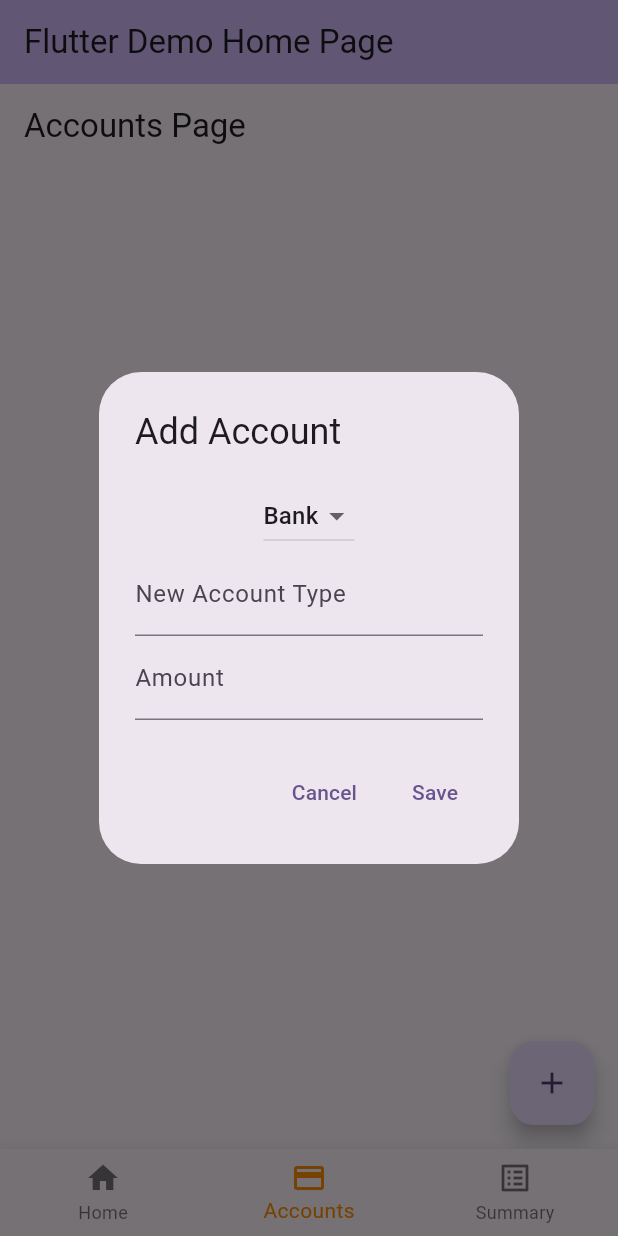
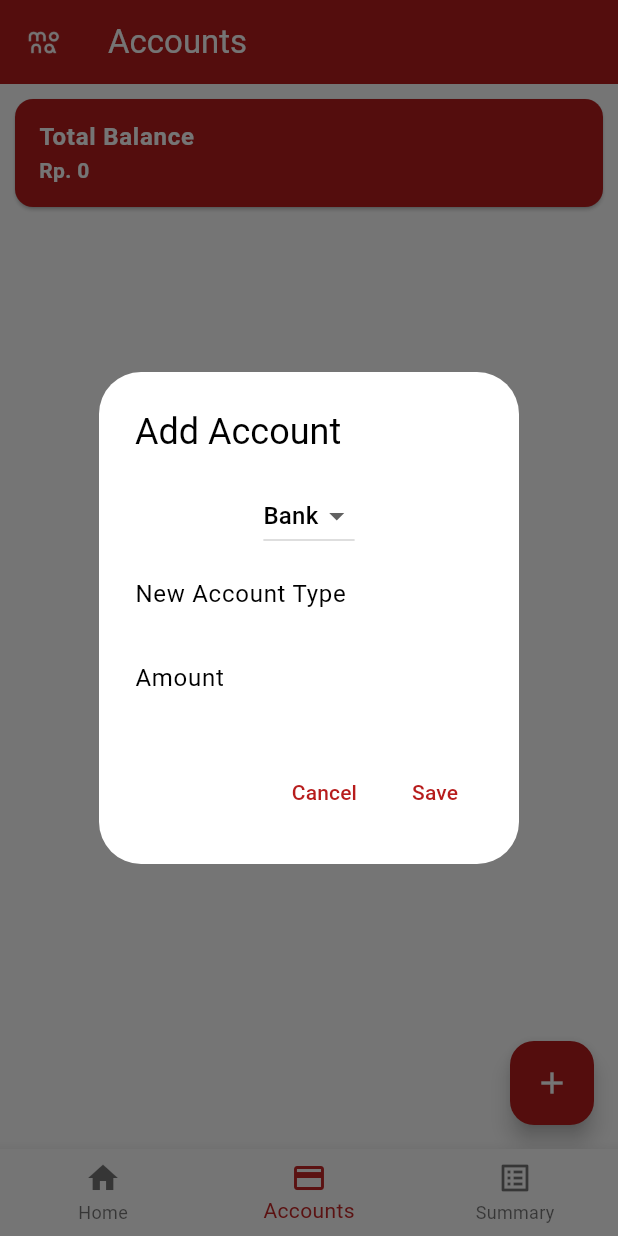
Before and after one commit to arsyadal/monaapp, a Flutter app: the screen it shows after launch, item 2 of the bottom bar chosen, after a tap on the "add" icon, on a phone screen of 412 x 824 dp. Run offline on Flutter 3.47's test engine with Material 3 defaults, Android fonts, the phone set to English and light mode, and no system bars; our stand-ins replace fl_chart, hive, hive_flutter, sqflite; missing offline and left inert: dart:html, excel; accounts and stored records are empty.

Commit message:
change theme

```diff
--- a/lib/accounts_page.dart
+++ b/lib/accounts_page.dart
@@ -2,6 +2,7 @@ import 'package:flutter/material.dart';
 import 'package:flutter/services.dart'; // Impor untuk TextInputFormatter dan FilteringTextInputFormatter
 import 'package:intl/intl.dart'; // Impor untuk NumberFormat
 import 'package:hive/hive.dart';
+import 'package:hive_flutter/hive_flutter.dart';
 
 class AccountsPage extends StatefulWidget {
   const AccountsPage({super.key});
@@ -14,24 +15,26 @@ class _AccountsPageState extends State<AccountsPage> {
   String _selectedAccountType = 'Bank'; // Default account type
   final TextEditingController _amountController = TextEditingController();
   final TextEditingController _newAccountTypeController = TextEditingController();
-  final List<Map<String, String>> _accounts = []; // Daftar untuk menyimpan data akun
   final Box _transactionBox = Hive.box('transactions');
   final Box _accountBox = Hive.box('accounts');
   final List<String> _accountTypes = ['Bank', 'Cash']; // Daftar jenis akun yang tersedia
 
+  final NumberFormat _numberFormat = NumberFormat('#,##0', 'en_US'); // Format untuk menambahkan koma setiap tiga angka
+
   @override
   void initState() {
     super.initState();
-    _loadAccounts();
+    _amountController.addListener(_formatAmount);
   }
 
-  Future<void> _loadAccounts() async {
-    final data = _accountBox.values.toList();
-    setState(() {
-      _accounts.clear();
-      _accounts.addAll(data.cast<Map<String, String>>());
-      print('Accounts loaded: $_accounts'); // Log untuk memastikan data dimuat
-    });
+  void _formatAmount() {
+    String text = _amountController.text.replaceAll(',', '');
+    if (text.isNotEmpty) {
+      _amountController.value = _amountController.value.copyWith(
+        text: _numberFormat.format(int.parse(text)),
+        selection: TextSelection.collapsed(offset: _numberFormat.format(int.parse(text)).length),
+      );
+    }
   }
 
   void _showAddAccountDialog() {
@@ -100,23 +103,19 @@ class _AccountsPageState extends State<AccountsPage> {
                   child: const Text('Save'),
                   onPressed: () async {
                     final amount = int.parse(_amountController.text.replaceAll(',', ''));
-                    final existingAccountIndex = _accounts.indexWhere((account) => account['type'] == _selectedAccountType);
+                    final existingAccountIndex = _accountBox.values.toList().indexWhere((account) => account['type'] == _selectedAccountType);
 
                     if (existingAccountIndex != -1) {
                       // Akumulasi jumlah jika akun sudah ada
-                      setState(() {
-                        _accounts[existingAccountIndex]['amount'] = (int.parse(_accounts[existingAccountIndex]['amount']!) + amount).toString();
-                      });
-                      await _accountBox.putAt(existingAccountIndex, _accounts[existingAccountIndex]);
+                      final existingAccount = _accountBox.getAt(existingAccountIndex);
+                      existingAccount['amount'] = (int.parse(existingAccount['amount']) + amount).toString();
+                      await _accountBox.putAt(existingAccountIndex, existingAccount);
                     } else {
                       // Tambahkan akun baru jika belum ada
                       final account = {
                         'type': _selectedAccountType,
                         'amount': amount.toString(),
                       };
-                      setState(() {
-                        _accounts.add(account);
-                      });
                       await _accountBox.add(account);
                     }
 
@@ -135,6 +134,11 @@ class _AccountsPageState extends State<AccountsPage> {
                     print('Transaction saved: $transaction'); // Log untuk memastikan data disimpan
 
                     Navigator.of(context).pop();
+
+                    // Tampilkan SnackBar
+                    ScaffoldMessenger.of(context).showSnackBar(
+                      const SnackBar(content: Text('Account successfully created!')),
+                    );
                   },
                 ),
               ],
@@ -145,22 +149,62 @@ class _AccountsPageState extends State<AccountsPage> {
     );
   }
 
+  int _calculateTotalBalance(Box accountBox) {
+    int total = 0;
+    for (var account in accountBox.values) {
+      total += int.parse(account['amount'].replaceAll(',', ''));
+    }
+    return total;
+  }
+
   @override
   Widget build(BuildContext context) {
     return Scaffold(
-      appBar: AppBar(
-        title: const Text('Accounts Page'),
-      ),
-      body: ListView.builder(
-        itemCount: _accounts.length,
-        itemBuilder: (context, index) {
-          final account = _accounts[index];
-          return ListTile(
-            title: Text('${account['type']} - ${account['amount']}'),
+      body: ValueListenableBuilder(
+        valueListenable: _accountBox.listenable(),
+        builder: (context, Box accountBox, _) {
+          final totalBalance = _calculateTotalBalance(accountBox);
+          final formattedTotalBalance = _numberFormat.format(totalBalance);
+
+          return Column(
+            children: [
+              Card(
+                color: Colors.red[900], // Background merah
+                margin: const EdgeInsets.all(10),
+                child: ListTile(
+                  title: const Text(
+                    'Total Balance',
+                    style: TextStyle(
+                      color: Colors.white, // Warna teks putih
+                      fontWeight: FontWeight.bold, // Teks tebal
+                    ),
+                  ),
+                  subtitle: Text(
+                    'Rp. $formattedTotalBalance',
+                    style: const TextStyle(
+                      color: Colors.white, // Warna teks putih
+                      fontWeight: FontWeight.bold, // Teks tebal
+                    ),
+                  ),
+                ),
+              ),
+              Expanded(
+                child: ListView.builder(
+                  itemCount: accountBox.length,
+                  itemBuilder: (context, index) {
+                    final account = accountBox.getAt(index);
+                    return ListTile(
+                      title: Text('${account['type']} - ${_numberFormat.format(int.parse(account['amount']))}'),
+                    );
+                  },
+                ),
+              ),
+            ],
           );
         },
       ),
       floatingActionButton: FloatingActionButton(
+        backgroundColor: Colors.red[900], // Warna tombol plus merah pekat
         onPressed: _showAddAccountDialog,
         tooltip: 'Add Account',
         child: const Icon(Icons.add),
--- a/lib/main.dart
+++ b/lib/main.dart
@@ -4,6 +4,7 @@ import 'package:intl/intl.dart'; // Impor untuk NumberFormat
 import 'package:hive/hive.dart';
 import 'package:hive_flutter/hive_flutter.dart';
 import 'package:path_provider/path_provider.dart'; // Impor untuk path_provider
+import 'splash_screen.dart'; // Impor SplashScreen
 import 'accounts_page.dart'; // Impor AccountsPage
 import 'summary_page.dart'; // Impor SummaryPage
 
@@ -24,12 +25,24 @@ class MyApp extends StatelessWidget {
   @override
   Widget build(BuildContext context) {
     return MaterialApp(
-      title: 'Flutter Demo',
+      title: 'MONA',
       theme: ThemeData(
-        colorScheme: ColorScheme.fromSeed(seedColor: Colors.deepPurple),
-        useMaterial3: true,
+        primaryColor: Colors.red[900], // Warna utama merah pekat
+        colorScheme: ColorScheme.fromSwatch().copyWith(
+          primary: Colors.red[900], // Warna utama merah pekat
+          secondary: Colors.white, // Warna aksen putih
+        ),
+        appBarTheme: AppBarTheme(
+          backgroundColor: Colors.red[900], // Warna AppBar merah pekat
+          foregroundColor: Colors.white, // Warna teks AppBar putih
+        ),
+        buttonTheme: ButtonThemeData(
+          buttonColor: Colors.red[900], // Warna tombol merah pekat
+          textTheme: ButtonTextTheme.primary, // Warna teks tombol putih
+        ),
       ),
-      home: const MyHomePage(title: 'Flutter Demo Home Page'),
+      home: const SplashScreen(), // Tampilkan SplashScreen terlebih dahulu
+      debugShowCheckedModeBanner: false, // Hilangkan banner debug
     );
   }
 }
@@ -44,7 +57,6 @@ class MyHomePage extends StatefulWidget {
 }
 
 class _MyHomePageState extends State<MyHomePage> {
-  int _counter = 0;
   int _selectedIndex = 0;
   final TextEditingController _dateController = TextEditingController();
   final TextEditingController _amountController = TextEditingController();
@@ -71,12 +83,6 @@ class _MyHomePageState extends State<MyHomePage> {
     _loadAccounts();
   }
 
-  void _incrementCounter() {
-    setState(() {
-      _counter++;
-    });
-  }
-
   void _onItemTapped(int index) {
     setState(() {
       _selectedIndex = index;
@@ -101,7 +107,7 @@ class _MyHomePageState extends State<MyHomePage> {
     final data = _transactionBox.values.toList();
     setState(() {
       _transactions.clear();
-      _transactions.addAll(data.cast<Map<String, String>>());
+      _transactions.addAll(data.map((item) => Map<String, String>.from(item as Map)));
       print(
           'Transactions loaded: $_transactions'); // Log untuk memastikan data dimuat
     });
@@ -110,6 +116,7 @@ class _MyHomePageState extends State<MyHomePage> {
   Future<void> _loadCategories() async {
     final data = _categoryBox.values.toList();
     setState(() {
+      _categories.clear();
       _categories.addAll(data.cast<String>());
       print(
           'Categories loaded: $_categories'); // Log untuk memastikan data dimuat
@@ -120,7 +127,7 @@ class _MyHomePageState extends State<MyHomePage> {
     final data = _accountBox.values.toList();
     setState(() {
       _accounts.clear();
-      _accounts.addAll(data.cast<Map<String, String>>().map((account) => account['type']!));
+      _accounts.addAll(data.map((item) => (item as Map)['type'] as String));
       print(
           'Accounts loaded: $_accounts'); // Log untuk memastikan data dimuat
     });
@@ -293,6 +300,18 @@ class _MyHomePageState extends State<MyHomePage> {
                     await _transactionBox.add(transaction);
                     print(
                         'Transaction saved: $transaction'); // Log untuk memastikan data disimpan
+
+                    // Update account balance if the transaction is an expense
+                    if (_transactionType == 'Expense') {
+                      final accountIndex = _accountBox.values.toList().indexWhere((account) => account['type'] == _accountController.text);
+                      if (accountIndex != -1) {
+                        final account = _accountBox.getAt(accountIndex);
+                        final newAmount = int.parse(account['amount']) - int.parse(_amountController.text.replaceAll(',', ''));
+                        account['amount'] = newAmount.toString();
+                        await _accountBox.putAt(accountIndex, account);
+                      }
+                    }
+
                     await _loadTransactions(); // Muat ulang data setelah menyimpan transaksi baru
                     Navigator.of(context).pop();
                   },
@@ -314,14 +333,18 @@ class _MyHomePageState extends State<MyHomePage> {
             final transaction = _transactions[index];
             final color =
                 transaction['type'] == 'Expense' ? Colors.red : Colors.green;
-            return ListTile(
-              title: Text(
-                '${transaction['type']} - ${transaction['amount']}',
-                style: TextStyle(color: color),
+            return Card(
+              margin: const EdgeInsets.all(10),
+              child: ListTile(
+                title: Text(
+                  '${transaction['type']} - ${transaction['amount']}',
+                  style: TextStyle(color: color),
+                ),
+                subtitle: Text(
+                  '${transaction['date']} - ${transaction['category']} - ${transaction['account']}',
+                ),
+                trailing: Text(transaction['note'] ?? ''),
               ),
-              subtitle: Text(
-                  '${transaction['date']} - ${transaction['category']} - ${transaction['account']}'),
-              trailing: Text(transaction['note'] ?? ''),
             );
           },
         );
@@ -338,14 +361,23 @@ class _MyHomePageState extends State<MyHomePage> {
   Widget build(BuildContext context) {
     return Scaffold(
       appBar: AppBar(
-        backgroundColor: Theme.of(context).colorScheme.inversePrimary,
-        title: Text(widget.title),
+        leading: Padding(
+          padding: const EdgeInsets.all(8.0),
+          child: SizedBox(
+            width: 40, // Atur lebar gambar
+            height: 40, // Atur tinggi gambar
+            child: Image.asset('assets/images/logo.png'), // Tambahkan gambar di bagian kiri AppBar
+          ),
+        ),
+        backgroundColor: Theme.of(context).colorScheme.primary,
+        title: Text(_selectedIndex == 0 ? 'Transactions' : _selectedIndex == 1 ? 'Accounts' : _selectedIndex == 2 ? 'Summary' : widget.title),
       ),
       body: _buildBody(),
       floatingActionButton: _selectedIndex == 0
           ? FloatingActionButton(
               onPressed: _showAddTransactionDialog,
               tooltip: 'Add Transaction',
+              backgroundColor: Colors.red[900], // Warna tombol plus merah pekat
               child: const Icon(Icons.add),
             )
           : null,
@@ -365,7 +397,7 @@ class _MyHomePageState extends State<MyHomePage> {
           ),
         ],
         currentIndex: _selectedIndex,
-        selectedItemColor: Colors.amber[800],
+        selectedItemColor: Colors.red[800],
         onTap: _onItemTapped,
       ),
     );
--- a/lib/splash_screen.dart
+++ b/lib/splash_screen.dart
@@ -14,10 +14,10 @@ class _SplashScreenState extends State<SplashScreen> {
   @override
   void initState() {
     super.initState();
-    _loadResources();
+    _initializeApp();
   }
 
-  Future<void> _loadResources() async {
+  Future<void> _initializeApp() async {
     // Inisialisasi Hive
     await Hive.initFlutter();
     await Hive.openBox('transactions');
@@ -27,9 +27,9 @@ class _SplashScreenState extends State<SplashScreen> {
     // Simulasi waktu loading
     await Future.delayed(const Duration(seconds: 2));
 
-    // Navigasi ke aplikasi utama
+    // Navigasi ke halaman utama (MyHomePage)
     Navigator.of(context).pushReplacement(
-      MaterialPageRoute(builder: (context) => const MyApp()),
+      MaterialPageRoute(builder: (context) => const MyHomePage(title: 'MONA')),
     );
   }
 
@@ -37,7 +37,17 @@ class _SplashScreenState extends State<SplashScreen> {
   Widget build(BuildContext context) {
     return Scaffold(
       body: Center(
-        child: Image.asset('assets/images/preloader.png'), // Ganti dengan path gambar preloader Anda
+        child: Column(
+          mainAxisAlignment: MainAxisAlignment.center,
+          children: const [
+            CircularProgressIndicator(), // Indikator pemuatan
+            SizedBox(height: 20),
+            Text(
+              'Loading...',
+              style: TextStyle(fontSize: 20, fontWeight: FontWeight.bold),
+            ),
+          ],
+        ),
       ),
     );
   }
--- a/lib/summary_page.dart
+++ b/lib/summary_page.dart
@@ -15,7 +15,8 @@ class SummaryPage extends StatelessWidget {
       Sheet sheetObject = excel['Sheet1'];
 
       // Tambahkan header
-      sheetObject.appendRow(['Date', 'Type', 'Amount', 'Category', 'Account', 'Note']);
+      sheetObject
+          .appendRow(['Date', 'Type', 'Amount', 'Category', 'Account', 'Note']);
 
       // Tambahkan data transaksi
       for (var transaction in transactions) {
@@ -34,7 +35,9 @@ class SummaryPage extends StatelessWidget {
 
       if (fileBytes != null) {
         // Buat Blob untuk file Excel
-        final blob = html.Blob([fileBytes], 'application/vnd.openxmlformats-officedocument.spreadsheetml.sheet');
+        final blob = html.Blob([
+          fileBytes
+        ], 'application/vnd.openxmlformats-officedocument.spreadsheetml.sheet');
 
         // Buat URL untuk download
         final url = html.Url.createObjectUrlFromBlob(blob);
@@ -120,9 +123,7 @@ class SummaryPage extends StatelessWidget {
     print('Category Expenses: $categoryExpenses');
 
     return Scaffold(
-      appBar: AppBar(
-        title: const Text('Summary Page'),
-      ),
+
       body: SingleChildScrollView(
         child: Padding(
           padding: const EdgeInsets.all(16.0),
--- a/pubspec.yaml
+++ b/pubspec.yaml
@@ -70,8 +70,7 @@ flutter:
 
   # To add assets to your application, add an assets section, like this:
   assets:
-    - assets/
-    - assets/images/preload.jpeg
+    - assets/images/logo.png
   # An image asset can refer to one or more resolution-specific "variants", see
   # https://flutter.dev/to/resolution-aware-images
 
```
Also changed, not shown: assets/images/logo.png (added).
